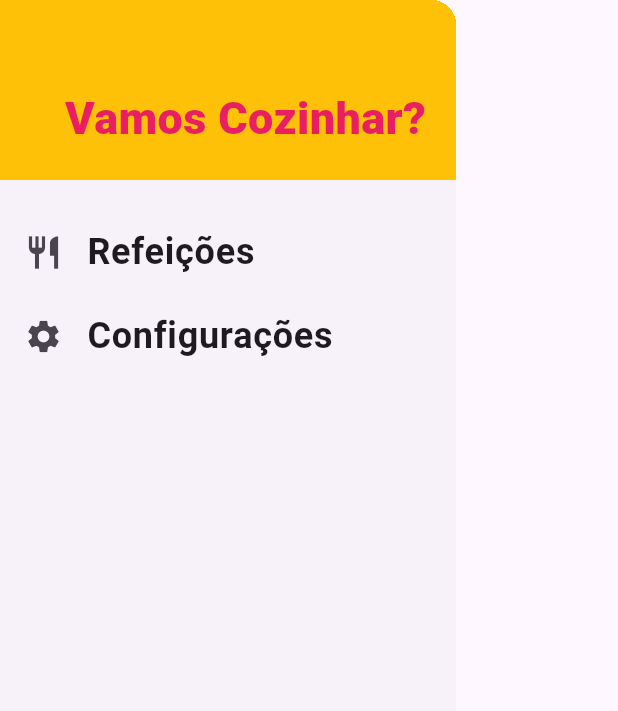
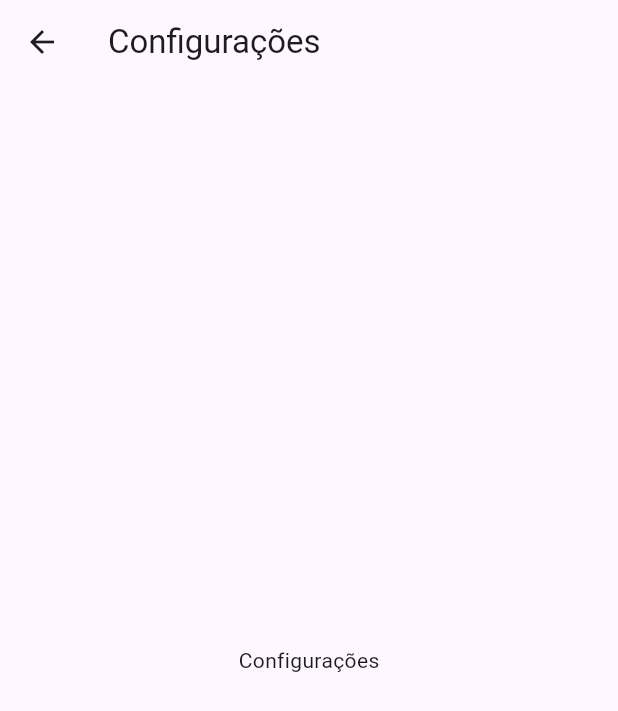
Before and after one commit to Hudsonrb77/flutter_FoodApp, a Flutter app: the MainDrawer widget shown alone on an empty page, opened directly, after a tap on "Configurações", on a phone screen of 412 x 824 dp. Shown: the top 711 px of the screen. Run offline on Flutter 3.47's test engine with Material 3 defaults, Android fonts, the phone set to English and light mode, and no system bars; network calls fail; Roboto replaces fonts that are missing (RobotoCondensed).

Commit message:
Adicionando link ao Drawer

```diff
--- a/lib/components/main_drawer.dart
+++ b/lib/components/main_drawer.dart
@@ -1,9 +1,10 @@
 import 'package:flutter/material.dart';
+import '../utils/app_routes.dart';
 
 class MainDrawer extends StatelessWidget {
   const MainDrawer({super.key});
 
-  Widget _createItem(IconData icon, String label) {
+  Widget _createItem(IconData icon, String label, Function() onTap) {
     return ListTile(
       leading: Icon(
         icon,
@@ -15,7 +16,7 @@
             fontSize: 24,
             fontWeight: FontWeight.bold,
           )),
-      onTap: () {},
+      onTap: onTap,
     );
   }
 
@@ -41,8 +42,16 @@
             ),
           ),
           const SizedBox(height: 20),
-          _createItem(Icons.restaurant, 'Refeições'),
-          _createItem(Icons.settings, 'Configurações'),
+          _createItem(
+            Icons.restaurant,
+            'Refeições',
+            () => Navigator.of(context).pushNamed(AppRoutes.home),
+          ),
+          _createItem(
+            Icons.settings,
+            'Configurações',
+            () => Navigator.of(context).pushNamed(AppRoutes.settings),
+          ),
         ],
       ),
     );
--- a/lib/main.dart
+++ b/lib/main.dart
@@ -3,6 +3,7 @@
 import 'screens/tabs_screen.dart';
 import 'package:meals/screens/categories_meals_screens.dart';
 import 'screens/meal_detail_screen.dart';
+import 'screens/settings.dart';
 import 'utils/app_routes.dart';
 
 void main() {
@@ -18,7 +19,7 @@
       title: 'Vamos Cozinhar?',
       debugShowCheckedModeBanner: false,
       theme: ThemeData(
-        primarySwatch: Colors.pink,
+        primaryColor: Colors.pink,
         hintColor: Colors.amber,
         fontFamily: 'Raleway',
         canvasColor: const Color.fromRGBO(255, 254, 229, 1),
@@ -34,6 +35,7 @@
         AppRoutes.home: (ctx) => const TabsScreen(),
         AppRoutes.categoriesMeals: (ctx) => const CategoriesMealsScreen(),
         AppRoutes.mealDetail: (ctx) => const MealDetailScreen(),
+        AppRoutes.settings: (ctx) => const SettingsScreen(),
       },
     );
   }
--- /dev/null
+++ b/lib/screens/settings.dart
@@ -0,0 +1,17 @@
+import 'package:flutter/material.dart';
+
+class SettingsScreen extends StatelessWidget {
+  const SettingsScreen({super.key});
+
+  @override
+  Widget build(BuildContext context) {
+    return Scaffold(
+      appBar: AppBar(
+        title: const Text('Configurações'),
+      ),
+      body: const Center(
+        child: Text('Configurações'),
+      ),
+    );
+  }
+}
--- a/lib/utils/app_routes.dart
+++ b/lib/utils/app_routes.dart
@@ -2,4 +2,5 @@
   static const home = '/';
   static const categoriesMeals = '/categories-meals';
   static const mealDetail = '/metal-detail';
+  static const settings = '/settings';
 }
```
